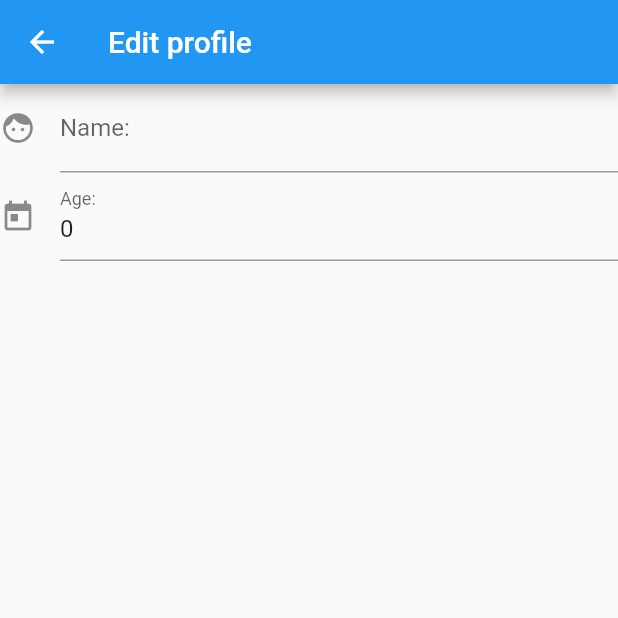
After one commit to nurulakter8/Admin-Function, a Flutter app: the ProfileScreen screen opened by its route, after a tap on the "edit" icon, on a phone screen of 412 x 824 dp, the top half of it. The commit adds this screen. Run offline on Flutter 3.47's test engine with Material 2 defaults, Android fonts, the phone set to English and light mode, and no system bars; accounts and stored records are empty.

Commit message:
profile demo screen commit

```diff
--- a/lib/main.dart
+++ b/lib/main.dart
@@ -2,6 +2,8 @@ import 'package:flutter/material.dart';
 import 'package:lesson2/screens/counterdemo_screen.dart';
 import 'package:lesson2/screens/formdemo_screen.dart';
 import 'package:lesson2/screens/listdemo_screen.dart';
+import 'package:lesson2/screens/profile_screen.dart';
+import 'package:lesson2/screens/profileedit_screen.dart';
 import 'package:lesson2/screens/start_screen.dart';
 import 'package:lesson2/screens/tapoplist_screen.dart';
 import 'package:lesson2/screens/userhome_screen.dart';
@@ -24,6 +26,8 @@ class Lesson2App extends StatelessWidget {
         TapOnListScreen.routeName: (context) => TapOnListScreen(),
         FormDemoScreen.routeName: (context) => FormDemoScreen(),
         UserHomeScreen.routeName: (context) => UserHomeScreen(),
+        ProfileScreen.routeName: (context) => ProfileScreen(),
+        ProfileEditScreen.routeName: (context) => ProfileEditScreen(),
       },
     );
   }
--- /dev/null
+++ b/lib/model/profile.dart
@@ -0,0 +1,39 @@
+import 'dart:ui';
+
+enum Classification{
+  Freshmem,
+  Sophomore,
+  Junior,
+  Senior,
+  Graduate,
+
+}
+enum Major{
+  CS,
+  SE,
+  Other,
+
+}
+enum Language{
+  Dart,
+  Java,
+  CPP,
+}
+class Profile{
+  String name;
+  int age;
+  Classification classification;
+  Major major;
+  Map languages = {
+    Language.Dart: false ,
+    Language.Java: false,
+    Language.CPP: false,
+  };
+  Profile({
+    this.name="",
+    this.age=0,
+    this.classification = Classification.Freshmem,
+    this.major = Major.CS,
+  });
+
+}
--- /dev/null
+++ b/lib/screens/profile_screen.dart
@@ -0,0 +1,109 @@
+import 'package:flutter/cupertino.dart';
+import 'package:flutter/material.dart';
+import 'package:lesson2/model/profile.dart';
+import 'package:lesson2/screens/profileedit_screen.dart';
+
+class ProfileScreen extends StatefulWidget {
+  static const routeName = '/profileScreen';
+  @override
+  State<StatefulWidget> createState() {
+    return _ProfileState();
+  }
+}
+
+class _ProfileState extends State<ProfileScreen> {
+  _Controller con;
+
+  @override
+  void initState() {
+    super.initState();
+    con = _Controller(this);
+  }
+
+  @override
+  Widget build(BuildContext context) {
+    return Scaffold(
+      appBar: AppBar(
+        title: Text("Profile "),
+        actions: <Widget>[
+          IconButton(
+            icon: Icon(Icons.edit),
+            onPressed: con.edit,
+          )
+        ],
+      ),
+      body: SingleChildScrollView(
+        child: Container(
+          margin: EdgeInsets.all(10),
+          padding: EdgeInsets.all(20),
+          color: Colors.blue[200],
+          child: Column(
+            crossAxisAlignment: CrossAxisAlignment.start,
+            children: <Widget>[
+              Text(
+                'Name: ${con.profile.name}',
+                style: TextStyle(fontSize: 20),
+              ),
+              Text(
+                'Age: ${con.profile.age}',
+                style: TextStyle(fontSize: 20),
+              ),
+              Text(
+                'Classification: ${con.profile.classification.toString().split(".")[1]}',
+                style: TextStyle(fontSize: 20),
+              ),
+              Text(
+                'Major: ${con.profile.major.toString().split(".")[1]}',
+                style: TextStyle(fontSize: 20),
+              ),
+              SizedBox(
+                height: 20,
+              ),
+              Text(
+                'Language Proficiency',
+                style: TextStyle(fontSize: 20),
+              ),
+              Row(
+                children: <Widget>[
+                  Checkbox(
+                    value: con.profile.languages[Language.Dart],
+                    onChanged: null,
+                  ),
+                  Text("Dart"),
+                ],
+              ),
+              Row(
+                children: <Widget>[
+                  Checkbox(
+                    value: con.profile.languages[Language.Java],
+                    onChanged: null,
+                  ),
+                  Text("Java"),
+                ],
+              ),
+              Row(
+                children: <Widget>[
+                  Checkbox(
+                    value: con.profile.languages[Language.CPP],
+                    onChanged: null,
+                  ),
+                  Text("C++"),
+                ],
+              ),
+            ],
+          ),
+        ),
+      ),
+    );
+  }
+}
+
+class _Controller {
+  _ProfileState _state;
+  Profile profile = Profile();
+  _Controller(this._state);
+
+  void edit(){
+    Navigator.pushNamed(_state.context, ProfileEditScreen.routeName, arguments: profile);
+  }
+}
--- /dev/null
+++ b/lib/screens/profileedit_screen.dart
@@ -0,0 +1,91 @@
+import 'package:flutter/cupertino.dart';
+import 'package:flutter/material.dart';
+import 'package:lesson2/model/profile.dart';
+
+class ProfileEditScreen extends StatefulWidget {
+  static const routeName = '/profileScreen/profileEditScreen';
+  @override
+  State<StatefulWidget> createState() {
+    return _ProfileEditState();
+  }
+}
+
+class _ProfileEditState extends State<ProfileEditScreen> {
+  _Controller con;
+  var formKey = GlobalKey<FormState>();
+  Profile profile;
+
+  @override
+  void initState() {
+    super.initState();
+    con = _Controller(this);
+  }
+
+  void render(fn) => setState(fn);
+
+  @override
+  Widget build(BuildContext context) {
+    profile = ModalRoute.of(context)
+        .settings
+        .arguments; // thats how to read info sent from prev screen
+    return Scaffold(
+      appBar: AppBar(
+        title: Text("Edit profile"),
+      ),
+      body: Form(
+          key: formKey,
+          child: Column(
+            children: <Widget>[
+              TextFormField(
+                decoration: InputDecoration(
+                    icon: Icon(Icons.face), labelText: "Name: "),
+                autocorrect: false,
+                initialValue: profile.name,
+                validator: con.validatorName,
+                onSaved: con.onSavedName,
+              ),
+              TextFormField(
+                decoration: InputDecoration(
+                    icon: Icon(Icons.today), labelText: "Age: "),
+                keyboardType: TextInputType.number,
+                initialValue: profile.age.toString(),
+                validator: con.validatorAge,
+                onSaved: con.onSavedAge,
+              ),
+            ],
+          )),
+    );
+  }
+}
+
+class _Controller {
+  _ProfileEditState _state;
+  _Controller(this._state);
+
+  String validatorName(String value) {
+    if (value.length < 2)
+      return 'min 2 chars';
+    else
+      return null;
+  }
+
+  void onSavedName(String value) {
+    _state.profile.name = value;
+  }
+
+  String validatorAge(String value) {
+    try {
+      int age = int.parse(value);
+      if (age > 5)
+        return null;
+      else
+        return "Required: Age > 5";
+    } catch (e) {
+      return "Not an Integer";
+    }
+}
+    void onSavedAge(String value) {
+      _state.profile.age = int.parse(value);
+    }
+
+}
--- a/lib/screens/start_screen.dart
+++ b/lib/screens/start_screen.dart
@@ -1,4 +1,5 @@
 import 'package:flutter/material.dart';
+import 'package:lesson2/screens/profile_screen.dart';
 import 'package:lesson2/screens/tapoplist_screen.dart';
 import 'package:lesson2/screens/widgetlifecycle.dart';
 
@@ -43,6 +44,11 @@ class StartScreen extends StatelessWidget {
                   Navigator.pushNamed(context, FormDemoScreen.routeName),
               child: Text('Form Demo'),
             ),
+             RaisedButton(
+              onPressed: () =>
+                  Navigator.pushNamed(context, ProfileScreen.routeName),
+              child: Text('Profile Edit Demo'),
+            ),
           ],
         ),
       ),
```
